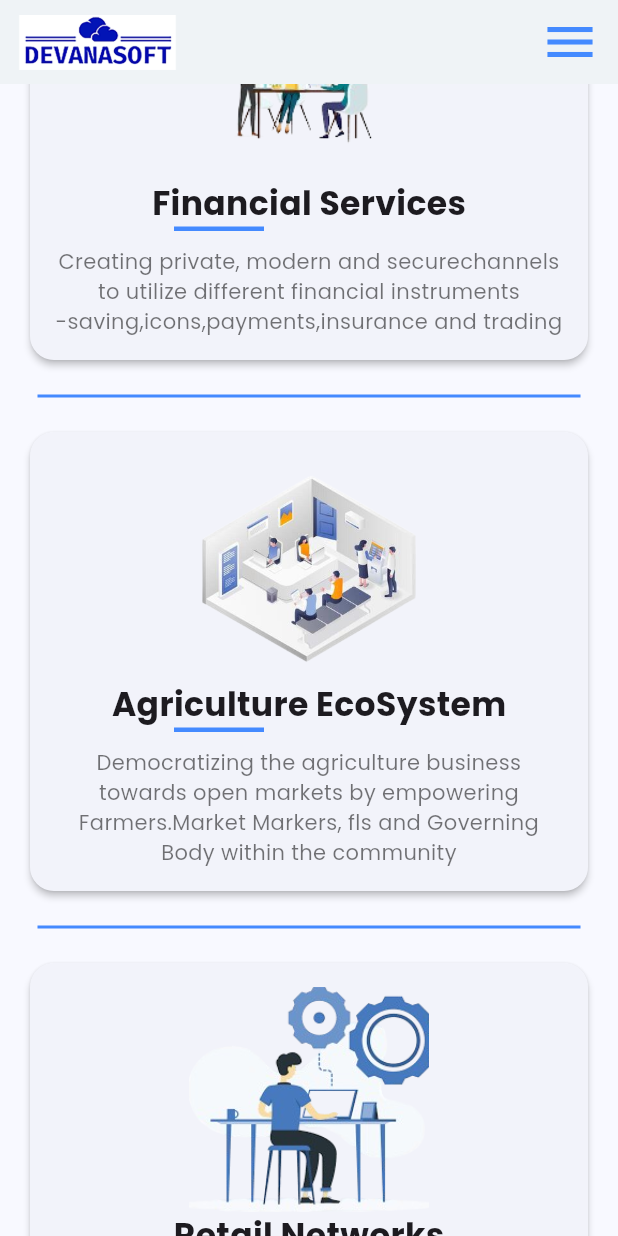
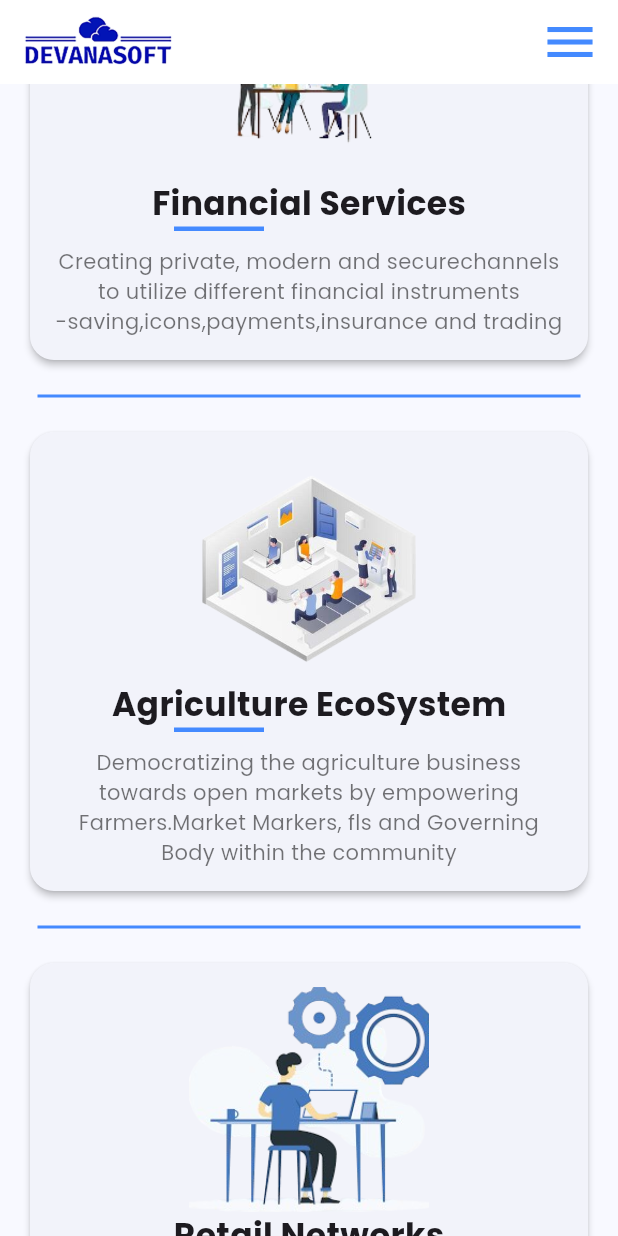
Before and after one commit to Crealify/devanasoft_app, a Flutter app: the screen it shows once a user with an empty profile is signed in, scrolled down 576 dp, on a phone screen of 412 x 824 dp. Run offline on Flutter 3.47's test engine with Material 3 defaults, Android fonts, the phone set to English and light mode, and no system bars; our stand-ins replace cloud_firestore, firebase_auth, firebase_core, flutter_riverpod, google_fonts, google_sign_in; accounts and stored records are empty.

Commit message:
Fix: AppBar fixed

```diff
--- a/lib/features/Presentation/DashBoard/landing_page.dart
+++ b/lib/features/Presentation/DashBoard/landing_page.dart
@@ -19,6 +19,8 @@ class LandingPage extends StatelessWidget {
   Widget build(BuildContext context) {
     return Scaffold(
       appBar: AppBar(
+        scrolledUnderElevation: 0,
+
         leadingWidth: 120,
         backgroundColor: Colors.white,
         leading: Padding(
@@ -40,6 +42,7 @@ class LandingPage extends StatelessWidget {
         ],
       ),
       body: SingleChildScrollView(
+        physics: const ClampingScrollPhysics(),
         child: Column(
           children: [
             AnimatedImageSlider(),
```
